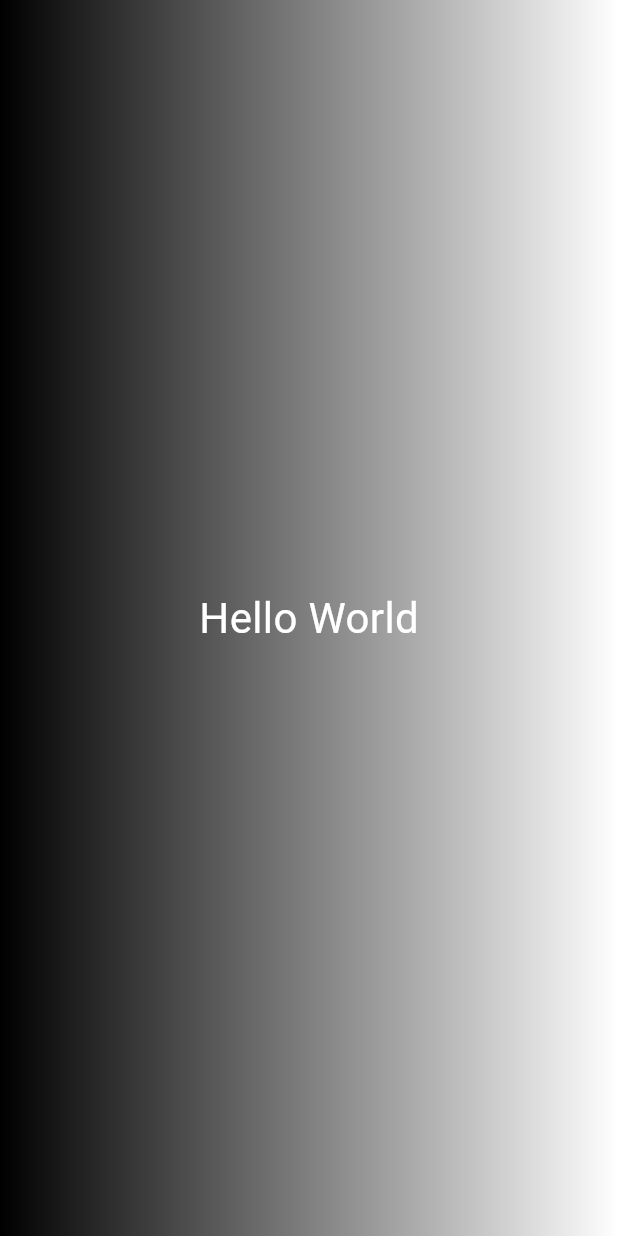
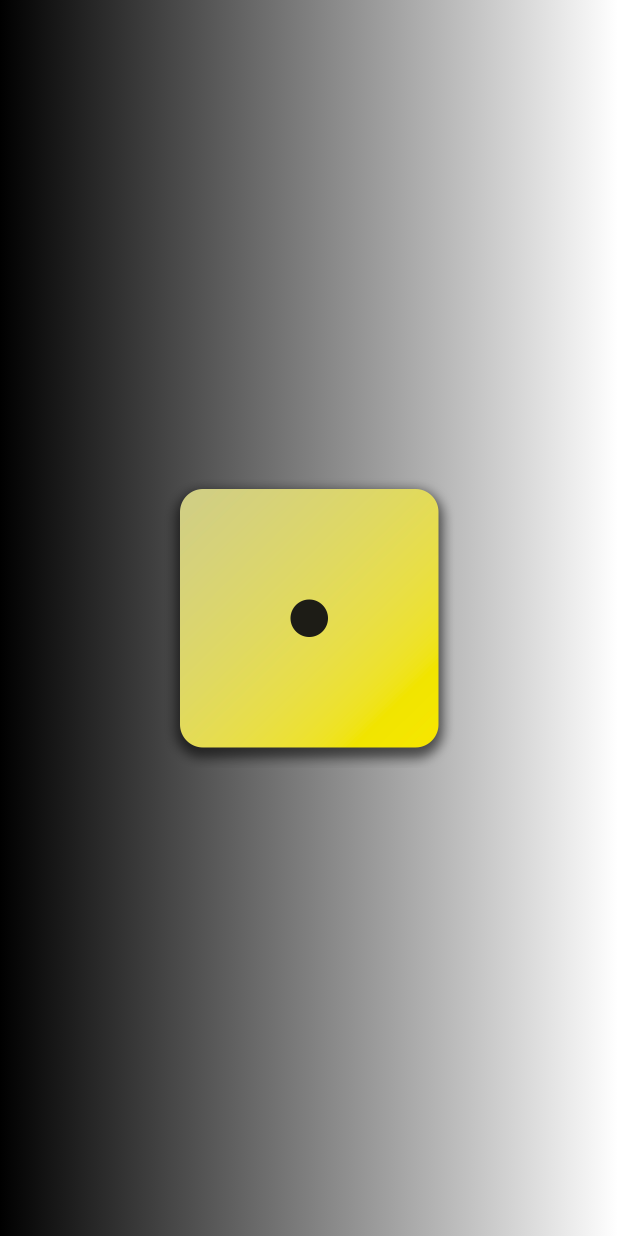
Before and after one commit to siddharth177/learnings, a Flutter app: the screen it shows after launch, on a phone screen of 412 x 824 dp. Run offline on Flutter 3.47's test engine with Material 3 defaults, Android fonts, the phone set to English and light mode, and no system bars.

Commit message:
adding assets

```diff
--- a/flutter_projects/lib/gradient_container.dart
+++ b/flutter_projects/lib/gradient_container.dart
@@ -1,5 +1,4 @@
 import 'package:flutter/material.dart';
-import 'package:flutter_projects/text_widget.dart';
 
 final Alignment startAlignment =
     Alignment.topRight; // value never changes again
@@ -21,7 +20,9 @@ class GradientContainer extends StatelessWidget {
           end: endAlignment,
         ),
       ),
-      child: const Center(child: TextWidget('Hello World')),
+      child: Center(
+        child: Image.asset('assets/dice_images/dice-1.png', width: 200),
+      ),
     );
   }
 }
```
Also changed, not shown: flutter_projects/pubspec.yaml (+7 -3 lines), flutter_projects/assets/dice_images/dice-1.png (added), flutter_projects/assets/dice_images/dice-2.png (added), flutter_projects/assets/dice_images/dice-3.png (added), flutter_projects/assets/dice_images/dice-4.png (added), flutter_projects/assets/dice_images/dice-5.png (added), flutter_projects/assets/dice_images/dice-6.png (added).
